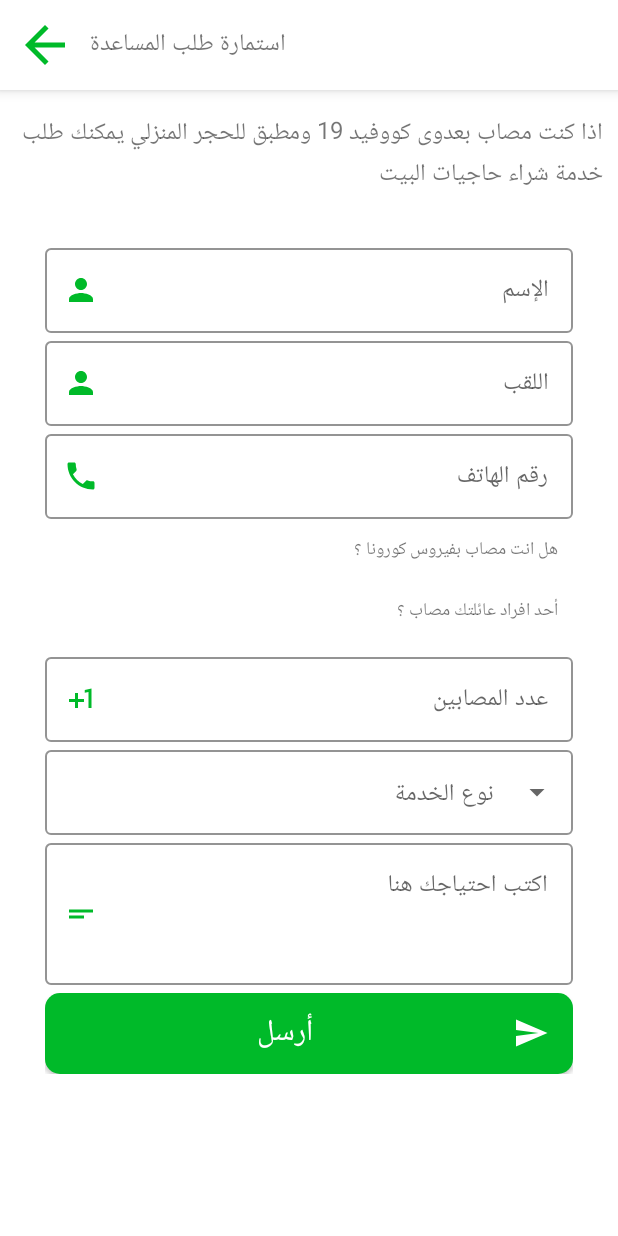
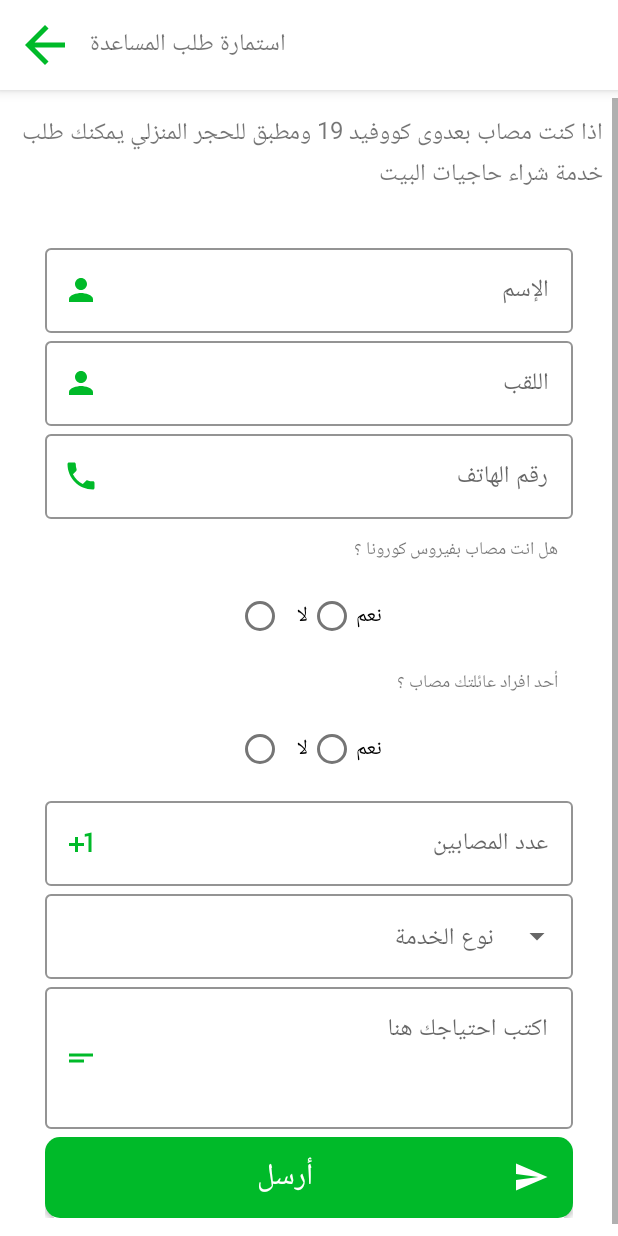
Before and after one commit to DgmSolutions/nokhbaHMD, an Android app: the HelpScreen screen opened directly, with no data from a screen before it, on a phone screen of 412 x 824 dp. Run offline under Robolectric (Android 15) with nearby library versions, the phone set to English and light mode, and no system bars; libraries missing offline, so code that uses them is left out: co.ceryle.radiorealbutton, com.shreyaspatil; Roboto replaces fonts that are not available here.

Commit message:
add radio croups

```diff
--- a/app/src/main/res/layout/activity_help_screen.xml
+++ b/app/src/main/res/layout/activity_help_screen.xml
@@ -130,6 +130,26 @@
                     android:text="@string/sick"
                     android:textSize="12sp" />
 
+                <RadioGroup
+                    android:id="@+id/choix"
+                    android:layout_width="match_parent"
+                    android:layout_height="match_parent"
+                    android:gravity="center"
+                    android:orientation="horizontal">
+
+                    <RadioButton
+                        android:id="@+id/no"
+                        android:layout_width="wrap_content"
+                        android:layout_height="wrap_content"
+                        android:text="@string/no" />
+
+                    <RadioButton
+                        android:id="@+id/yes"
+                        android:layout_width="wrap_content"
+                        android:layout_height="wrap_content"
+                        android:text="@string/yes" />
+                </RadioGroup>
+
                 <TextView
                     android:layout_width="match_parent"
                     android:layout_height="wrap_content"
@@ -138,7 +158,25 @@
                     android:padding="10dp"
                     android:text="@string/sick2"
                     android:textSize="12sp" />
+                <RadioGroup
+                    android:id="@+id/Schoix"
+                    android:layout_width="match_parent"
+                    android:layout_height="match_parent"
+                    android:gravity="center"
+                    android:orientation="horizontal">
 
+                    <RadioButton
+                        android:id="@+id/non"
+                        android:layout_width="wrap_content"
+                        android:layout_height="wrap_content"
+                        android:text="@string/no" />
+
+                    <RadioButton
+                        android:id="@+id/oui"
+                        android:layout_width="wrap_content"
+                        android:layout_height="wrap_content"
+                        android:text="@string/yes" />
+                </RadioGroup>
                 <com.google.android.material.textfield.TextInputLayout
                     style="@style/Widget.MaterialComponents.TextInputLayout.OutlinedBox"
                     android:layout_width="match_parent"
```
